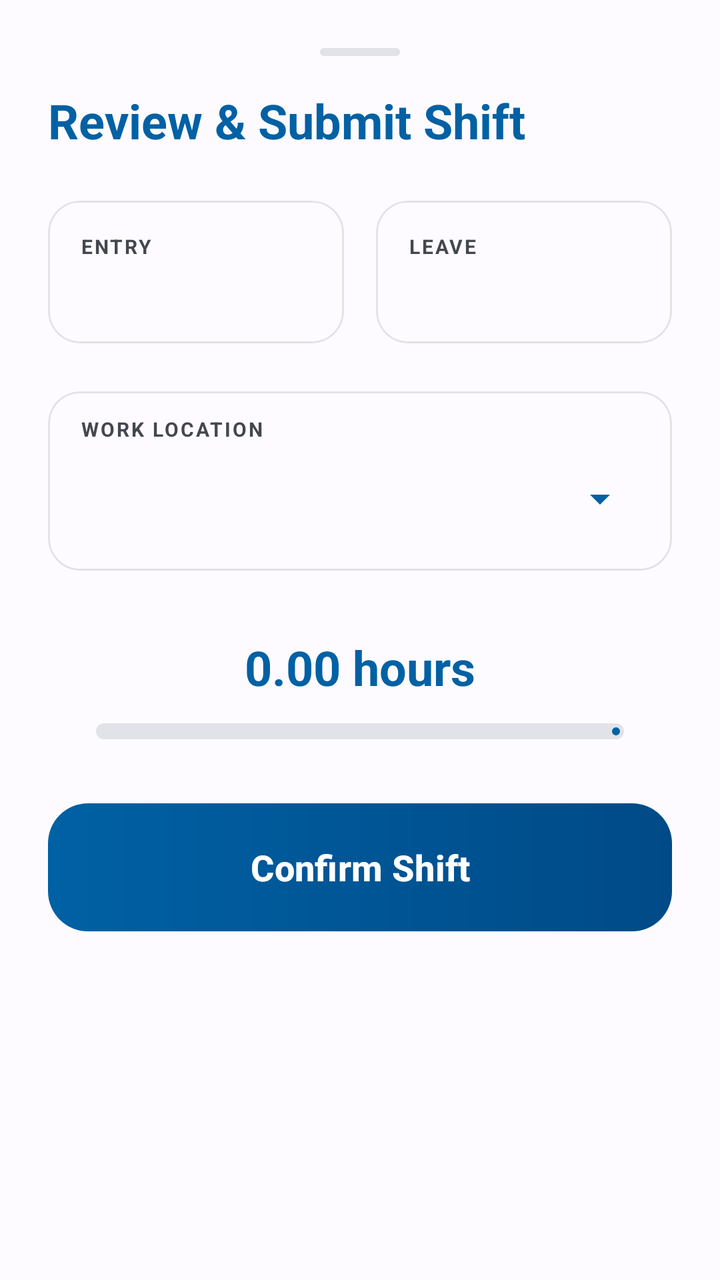
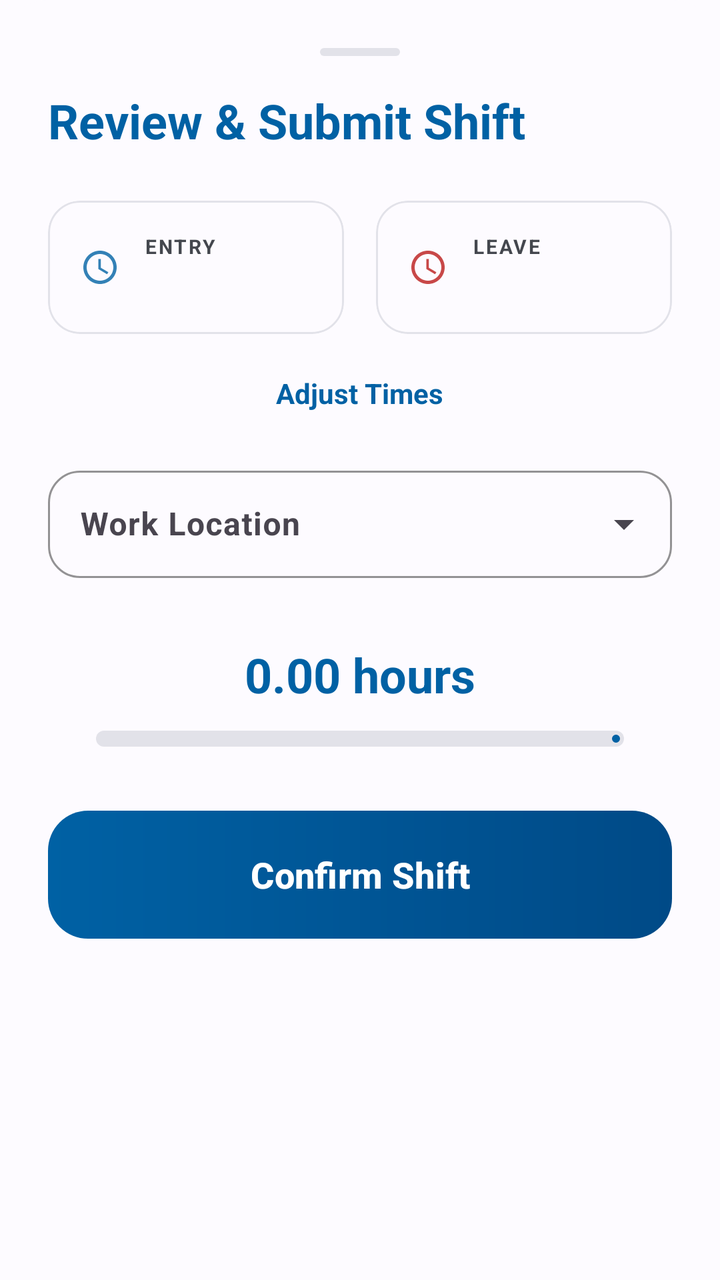

The first picture is an Android layout as it rendered before a commit; the second is the same layout after the commit. The layout source and the unified diff follow.
<!-- AndroidManifest.xml: application theme Theme.TimeTracker -->
<!-- res/layout/layout_bottom_sheet_confirm.xml -->
<?xml version="1.0" encoding="utf-8"?>
<LinearLayout
    xmlns:android="http://schemas.android.com/apk/res/android"
    xmlns:app="http://schemas.android.com/apk/res-auto"
    android:layout_width="match_parent"
    android:layout_height="wrap_content"
    android:orientation="vertical"
    android:padding="24dp"
    android:background="@drawable/bottom_sheet_background">

    
    <View
        android:layout_width="40dp"
        android:layout_height="4dp"
        android:layout_gravity="center_horizontal"
        android:layout_marginBottom="16dp"
        android:background="@drawable/drag_handle_bg"/>

    <TextView
        android:layout_width="wrap_content"
        android:layout_height="wrap_content"
        android:text="Review &amp; Submit Shift"
        android:textSize="24sp"
        android:textStyle="bold"
        android:textColor="@color/md_theme_primary"
        android:layout_marginBottom="24dp"/>

    
    <LinearLayout
        android:layout_width="match_parent"
        android:layout_height="wrap_content"
        android:orientation="horizontal"
        android:baselineAligned="false"
        android:layout_marginBottom="24dp">

        <com.google.android.material.card.MaterialCardView
            android:layout_width="0dp"
            android:layout_height="wrap_content"
            android:layout_weight="1"
            android:layout_marginEnd="8dp"
            app:cardCornerRadius="16dp"
            app:cardElevation="0dp"
            app:strokeWidth="1dp"
            app:strokeColor="@color/surface_variant">

            <LinearLayout
                android:layout_width="match_parent"
                android:layout_height="wrap_content"
                android:orientation="vertical"
                android:padding="16dp">

                <TextView
                    android:layout_width="wrap_content"
                    android:layout_height="wrap_content"
                    android:text="ENTRY"
                    android:textSize="10sp"
                    android:textColor="@color/text_secondary"
                    android:textStyle="bold"
                    android:letterSpacing="0.1"
                    android:layout_marginBottom="4dp"/>

                <TextView
                    android:id="@+id/tvEntryTime"
                    android:layout_width="match_parent"
                    android:layout_height="wrap_content"
                    android:textColor="#1A1C1E"
                    android:textSize="16sp"
                    android:textStyle="bold"/>
            </LinearLayout>
        </com.google.android.material.card.MaterialCardView>

        <com.google.android.material.card.MaterialCardView
            android:layout_width="0dp"
            android:layout_height="wrap_content"
            android:layout_weight="1"
            android:layout_marginStart="8dp"
            app:cardCornerRadius="16dp"
            app:cardElevation="0dp"
            app:strokeWidth="1dp"
            app:strokeColor="@color/surface_variant">

            <LinearLayout
                android:layout_width="match_parent"
                android:layout_height="wrap_content"
                android:orientation="vertical"
                android:padding="16dp">

                <TextView
                    android:layout_width="wrap_content"
                    android:layout_height="wrap_content"
                    android:text="LEAVE"
                    android:textSize="10sp"
                    android:textColor="@color/text_secondary"
                    android:textStyle="bold"
                    android:letterSpacing="0.1"
                    android:layout_marginBottom="4dp"/>

                <TextView
                    android:id="@+id/tvLeaveTime"
                    android:layout_width="match_parent"
                    android:layout_height="wrap_content"
                    android:textColor="#1A1C1E"
                    android:textSize="16sp"
                    android:textStyle="bold"/>
            </LinearLayout>
        </com.google.android.material.card.MaterialCardView>
    </LinearLayout>

    
    <com.google.android.material.card.MaterialCardView
        android:layout_width="match_parent"
        android:layout_height="wrap_content"
        app:cardCornerRadius="16dp"
        app:cardElevation="0dp"
        app:strokeWidth="1dp"
        app:strokeColor="@color/surface_variant"
        android:layout_marginBottom="32dp">

        <LinearLayout
            android:layout_width="match_parent"
            android:layout_height="wrap_content"
            android:orientation="vertical"
            android:padding="12dp">

            <TextView
                android:layout_width="wrap_content"
                android:layout_height="wrap_content"
                android:text="WORK LOCATION"
                android:textSize="10sp"
                android:textColor="@color/text_secondary"
                android:textStyle="bold"
                android:letterSpacing="0.1"
                android:layout_marginStart="4dp"
                android:layout_marginBottom="4dp"/>

            <Spinner
                android:id="@+id/spinnerPlaces"
                android:layout_width="match_parent"
                android:layout_height="48dp"
                android:backgroundTint="@color/md_theme_primary"/>
        </LinearLayout>
    </com.google.android.material.card.MaterialCardView>

    
    <LinearLayout
        android:layout_width="match_parent"
        android:layout_height="wrap_content"
        android:orientation="vertical"
        android:gravity="center"
        android:layout_marginBottom="32dp">

        <TextView
            android:id="@+id/tvDurationPreview"
            android:layout_width="wrap_content"
            android:layout_height="wrap_content"
            android:text="0.00 hours"
            android:textSize="24sp"
            android:textStyle="bold"
            android:textColor="@color/md_theme_primary"/>

        <com.google.android.material.progressindicator.LinearProgressIndicator
            android:id="@+id/progressShift"
            android:layout_width="match_parent"
            android:layout_height="wrap_content"
            android:layout_marginTop="12dp"
            android:layout_marginHorizontal="24dp"
            app:trackThickness="8dp"
            app:trackCornerRadius="4dp"
            app:indicatorColor="@color/md_theme_primary"
            app:trackColor="@color/surface_variant"
            android:progress="50"
            android:max="100"/>

        <TextView
            android:id="@+id/tvTimeError"
            android:layout_width="wrap_content"
            android:layout_height="wrap_content"
            android:text="Leave time must be after entry time"
            android:textSize="14sp"
            android:textColor="@color/md_theme_error"
            android:visibility="gone"
            android:layout_marginTop="8dp"/>
    </LinearLayout>

    
    <com.google.android.material.button.MaterialButton
        android:id="@+id/btnSubmit"
        android:layout_width="match_parent"
        android:layout_height="64dp"
        android:text="Confirm Shift"
        android:textSize="18sp"
        android:textStyle="bold"
        android:textColor="@color/md_theme_onPrimary"
        app:cornerRadius="20dp"
        android:background="@drawable/button_gradient_primary"
        app:backgroundTint="@null"/>
</LinearLayout>
<!-- resources referenced by this layout -->
<resources>
  <color name="md_theme_error">#BA1A1A</color>
  <color name="md_theme_onPrimary">#FFFFFF</color>
  <color name="md_theme_primary">#0061A4</color>
  <color name="surface_variant">#E2E2E9</color>
  <color name="text_secondary">#44474E</color>
  <!-- drawable bottom_sheet_background (drawable) -->
  <?xml version="1.0" encoding="utf-8"?>
  <shape xmlns:android="http://schemas.android.com/apk/res/android">
      <solid android:color="@color/md_theme_surface"/>
      <corners android:topLeftRadius="24dp" android:topRightRadius="24dp"/>
  </shape>
  <!-- drawable button_gradient_primary (drawable) -->
  <?xml version="1.0" encoding="utf-8"?>
  <shape xmlns:android="http://schemas.android.com/apk/res/android">
      <gradient
          android:angle="0"
          android:endColor="#004A87"
          android:startColor="#0061A4"
          android:type="linear" />
      <corners android:radius="20dp" />
  </shape>
  <!-- drawable drag_handle_bg (drawable) -->
  <?xml version="1.0" encoding="utf-8"?>
  <shape xmlns:android="http://schemas.android.com/apk/res/android">
      <solid android:color="@color/surface_variant"/>
      <corners android:radius="2dp"/>
  </shape>
  <style name="Theme.TimeTracker" parent="Base.Theme.TimeTracker" />
  <color name="md_theme_surface">#FDFBFF</color>
  <style name="Base.Theme.TimeTracker" parent="Theme.Material3.DayNight.NoActionBar">
          
          <item name="colorPrimary">@color/md_theme_primary</item>
          <item name="colorOnPrimary">@color/md_theme_onPrimary</item>
          <item name="colorPrimaryContainer">@color/md_theme_primaryContainer</item>
          <item name="colorOnPrimaryContainer">@color/md_theme_onPrimaryContainer</item>
  
          
          <item name="android:windowBackground">@color/md_theme_background</item>
          <item name="colorSurface">@color/md_theme_surface</item>
      </style>
  <color name="md_theme_primaryContainer">#D1E4FF</color>
  <color name="md_theme_onPrimaryContainer">#001D36</color>
  <color name="md_theme_background">#FDFBFF</color>
</resources>

<!-- the commit's change to res/layout/layout_bottom_sheet_confirm.xml (unified diff, before → after) -->
@@ -31,9 +31,10 @@
         android:layout_height="wrap_content"
         android:orientation="horizontal"
         android:baselineAligned="false"
-        android:layout_marginBottom="24dp">
+        android:layout_marginBottom="12dp">
 
         <com.google.android.material.card.MaterialCardView
+            android:id="@+id/cardEntry"
             android:layout_width="0dp"
             android:layout_height="wrap_content"
             android:layout_weight="1"
@@ -41,35 +42,56 @@
             app:cardCornerRadius="16dp"
             app:cardElevation="0dp"
             app:strokeWidth="1dp"
-            app:strokeColor="@color/surface_variant">
+            app:strokeColor="@color/surface_variant"
+            android:clickable="false"
+            android:focusable="false">
 
             <LinearLayout
                 android:layout_width="match_parent"
                 android:layout_height="wrap_content"
-                android:orientation="vertical"
-                android:padding="16dp">
-
-                <TextView
-                    android:layout_width="wrap_content"
+                android:orientation="horizontal"
+                android:padding="16dp"
+                android:gravity="center_vertical">
+
+                <ImageView
+                    android:id="@+id/ivEditEntry"
+                    android:layout_width="20dp"
+                    android:layout_height="20dp"
+                    android:src="@drawable/ic_clock"
+                    app:tint="@color/md_theme_primary"
+                    android:alpha="0.8"
+                    android:contentDescription="Entry Icon"/>
+
+                <LinearLayout
+                    android:layout_width="0dp"
                     android:layout_height="wrap_content"
-                    android:text="ENTRY"
-                    android:textSize="10sp"
-                    android:textColor="@color/text_secondary"
-                    android:textStyle="bold"
-                    android:letterSpacing="0.1"
-                    android:layout_marginBottom="4dp"/>
-
-                <TextView
-                    android:id="@+id/tvEntryTime"
-                    android:layout_width="match_parent"
-                    android:layout_height="wrap_content"
-                    android:textColor="#1A1C1E"
-                    android:textSize="16sp"
-                    android:textStyle="bold"/>
+                    android:layout_weight="1"
+                    android:orientation="vertical"
+                    android:layout_marginStart="12dp">
+
+                    <TextView
+                        android:layout_width="wrap_content"
+                        android:layout_height="wrap_content"
+                        android:text="ENTRY"
+                        android:textSize="10sp"
+                        android:textColor="@color/text_secondary"
+                        android:textStyle="bold"
+                        android:letterSpacing="0.1"
+                        android:layout_marginBottom="2dp"/>
+
+                    <TextView
+                        android:id="@+id/tvEntryTime"
+                        android:layout_width="match_parent"
+                        android:layout_height="wrap_content"
+                        android:textColor="#1A1C1E"
+                        android:textSize="14sp"
+                        android:textStyle="bold"/>
+                </LinearLayout>
             </LinearLayout>
         </com.google.android.material.card.MaterialCardView>
 
         <com.google.android.material.card.MaterialCardView
+            android:id="@+id/cardLeave"
             android:layout_width="0dp"
             android:layout_height="wrap_content"
             android:layout_weight="1"
@@ -77,69 +99,93 @@
             app:cardCornerRadius="16dp"
             app:cardElevation="0dp"
             app:strokeWidth="1dp"
-            app:strokeColor="@color/surface_variant">
+            app:strokeColor="@color/surface_variant"
+            android:clickable="false"
+            android:focusable="false">
 
             <LinearLayout
                 android:layout_width="match_parent"
                 android:layout_height="wrap_content"
-                android:orientation="vertical"
-                android:padding="16dp">
-
-                <TextView
-                    android:layout_width="wrap_content"
+                android:orientation="horizontal"
+                android:padding="16dp"
+                android:gravity="center_vertical">
+
+                <ImageView
+                    android:id="@+id/ivEditLeave"
+                    android:layout_width="20dp"
+                    android:layout_height="20dp"
+                    android:src="@drawable/ic_clock"
+                    app:tint="@color/md_theme_error"
+                    android:alpha="0.8"
+                    android:contentDescription="Leave Icon"/>
+
+                <LinearLayout
+                    android:layout_width="0dp"
                     android:layout_height="wrap_content"
-                    android:text="LEAVE"
-                    android:textSize="10sp"
-                    android:textColor="@color/text_secondary"
-                    android:textStyle="bold"
-                    android:letterSpacing="0.1"
-                    android:layout_marginBottom="4dp"/>
-
-                <TextView
-                    android:id="@+id/tvLeaveTime"
-                    android:layout_width="match_parent"
-                    android:layout_height="wrap_content"
-                    android:textColor="#1A1C1E"
-                    android:textSize="16sp"
-                    android:textStyle="bold"/>
+                    android:layout_weight="1"
+                    android:orientation="vertical"
+                    android:layout_marginStart="12dp">
+
+                    <TextView
+                        android:layout_width="wrap_content"
+                        android:layout_height="wrap_content"
+                        android:text="LEAVE"
+                        android:textSize="10sp"
+                        android:textColor="@color/text_secondary"
+                        android:textStyle="bold"
+                        android:letterSpacing="0.1"
+                        android:layout_marginBottom="2dp"/>
+
+                    <TextView
+                        android:id="@+id/tvLeaveTime"
+                        android:layout_width="match_parent"
+                        android:layout_height="wrap_content"
+                        android:textColor="#1A1C1E"
+                        android:textSize="14sp"
+                        android:textStyle="bold"/>
+                </LinearLayout>
             </LinearLayout>
         </com.google.android.material.card.MaterialCardView>
     </LinearLayout>
 
-    
-    <com.google.android.material.card.MaterialCardView
-        android:layout_width="match_parent"
-        android:layout_height="wrap_content"
-        app:cardCornerRadius="16dp"
-        app:cardElevation="0dp"
-        app:strokeWidth="1dp"
-        app:strokeColor="@color/surface_variant"
-        android:layout_marginBottom="32dp">
-
-        <LinearLayout
+    <TextView
+        android:id="@+id/btnToggleEdit"
+        android:layout_width="wrap_content"
+        android:layout_height="wrap_content"
+        android:text="Adjust Times"
+        android:textSize="14sp"
+        android:textColor="@color/md_theme_primary"
+        android:textStyle="bold"
+        android:layout_gravity="center_horizontal"
+        android:padding="8dp"
+        android:layout_marginBottom="16dp"
+        android:clickable="true"
+        android:focusable="true"
+        android:background="?attr/selectableItemBackground"/>
+
+    
+    <com.google.android.material.textfield.TextInputLayout
+        android:layout_width="match_parent"
+        android:layout_height="wrap_content"
+        android:hint="Work Location"
+        android:layout_marginBottom="32dp"
+        style="@style/Widget.Material3.TextInputLayout.OutlinedBox.ExposedDropdownMenu"
+        app:boxCornerRadiusTopStart="16dp"
+        app:boxCornerRadiusTopEnd="16dp"
+        app:boxCornerRadiusBottomStart="16dp"
+        app:boxCornerRadiusBottomEnd="16dp"
+        app:boxStrokeColor="@color/md_theme_primary">
+
+        <AutoCompleteTextView
+            android:id="@+id/actvPlaces"
             android:layout_width="match_parent"
             android:layout_height="wrap_content"
-            android:orientation="vertical"
-            android:padding="12dp">
-
-            <TextView
-                android:layout_width="wrap_content"
-                android:layout_height="wrap_content"
-                android:text="WORK LOCATION"
-                android:textSize="10sp"
-                android:textColor="@color/text_secondary"
-                android:textStyle="bold"
-                android:letterSpacing="0.1"
-                android:layout_marginStart="4dp"
-                android:layout_marginBottom="4dp"/>
-
-            <Spinner
-                android:id="@+id/spinnerPlaces"
-                android:layout_width="match_parent"
-                android:layout_height="48dp"
-                android:backgroundTint="@color/md_theme_primary"/>
-        </LinearLayout>
-    </com.google.android.material.card.MaterialCardView>
+            android:inputType="none"
+            android:padding="16dp"
+            android:textColor="#1A1C1E"
+            android:textSize="16sp"
+            android:textStyle="bold"/>
+    </com.google.android.material.textfield.TextInputLayout>
 
     
     <LinearLayout
<!-- resource entries referenced after the edit -->
@@ -27,6 +27,17 @@
       <solid android:color="@color/surface_variant"/>
       <corners android:radius="2dp"/>
   </shape>
+  <!-- drawable ic_clock (drawable) -->
+  <vector xmlns:android="http://schemas.android.com/apk/res/android"
+      android:width="24dp"
+      android:height="24dp"
+      android:viewportWidth="24"
+      android:viewportHeight="24"
+      android:tint="@color/md_theme_primary">
+    <path
+        android:fillColor="@android:color/white"
+        android:pathData="L11.99,2C6.47,2 2,6.48 2,12s4.47,10 9.99,10C17.52,22 22,17.52 22,12S17.52,2 11.99,2zM12,20c-4.42,0 -8,-3.58 -8,-8s3.58,-8 8,-8 8,3.58 8,8 -3.58,8 -8,8zM12.5,7L11,7v6l5.25,3.15 0.75,-1.23 -4.5,-2.67z"/>
+  </vector>
   <style name="Theme.TimeTracker" parent="Base.Theme.TimeTracker" />
   <color name="md_theme_surface">#FDFBFF</color>
   <style name="Base.Theme.TimeTracker" parent="Theme.Material3.DayNight.NoActionBar">
